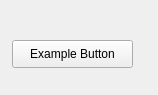
The window that mine/Lab_6/setup_gui.ui (eoinell/NP_ee306) describes before a commit, drawn with Qt 5.
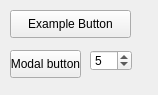
The same window after the commit.

What changed in the file:
```diff
--- a/mine/Lab_6/setup_gui.ui
+++ b/mine/Lab_6/setup_gui.ui
@@ -16,8 +16,8 @@
   <widget class="QPushButton" name="example_pushButton">
    <property name="geometry">
     <rect>
-     <x>12</x>
-     <y>40</y>
+     <x>10</x>
+     <y>10</y>
      <width>121</width>
      <height>28</height>
     </rect>
@@ -26,6 +26,32 @@
     <string>Example Button</string>
    </property>
   </widget>
+  <widget class="QPushButton" name="modal_example_pushButton">
+   <property name="geometry">
+    <rect>
+     <x>10</x>
+     <y>50</y>
+     <width>71</width>
+     <height>28</height>
+    </rect>
+   </property>
+   <property name="text">
+    <string>Modal button</string>
+   </property>
+  </widget>
+  <widget class="QSpinBox" name="steps_spinBox">
+   <property name="geometry">
+    <rect>
+     <x>90</x>
+     <y>50</y>
+     <width>42</width>
+     <height>21</height>
+    </rect>
+   </property>
+   <property name="value">
+    <number>5</number>
+   </property>
+  </widget>
  </widget>
  <resources/>
  <connections/>
```
